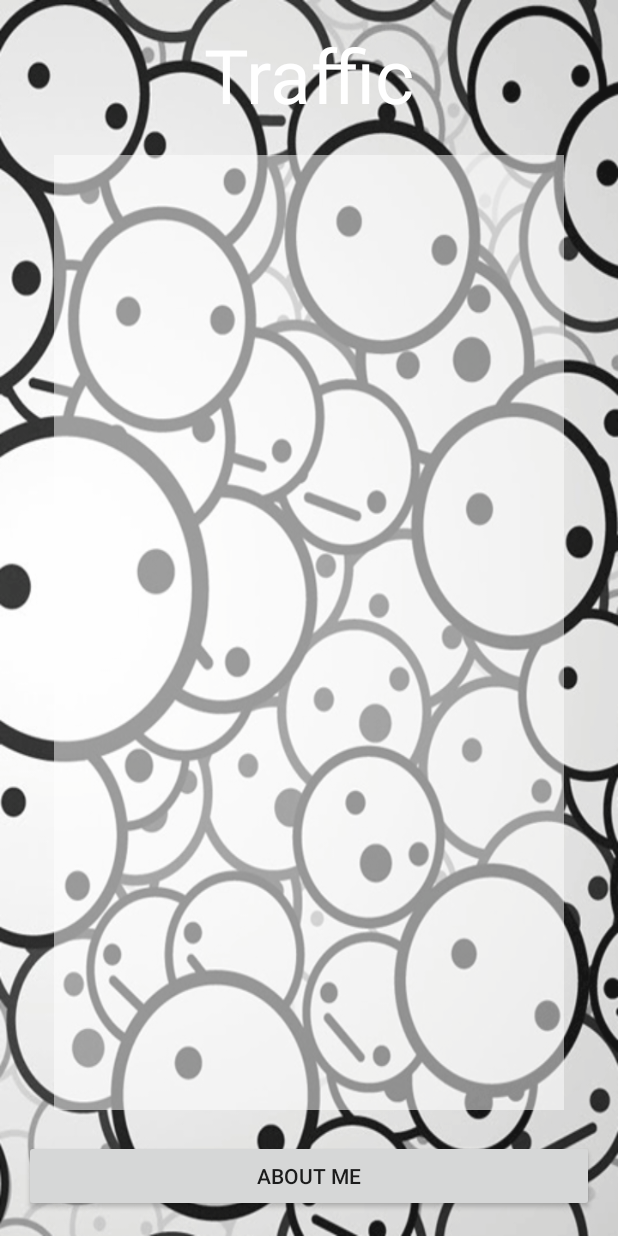
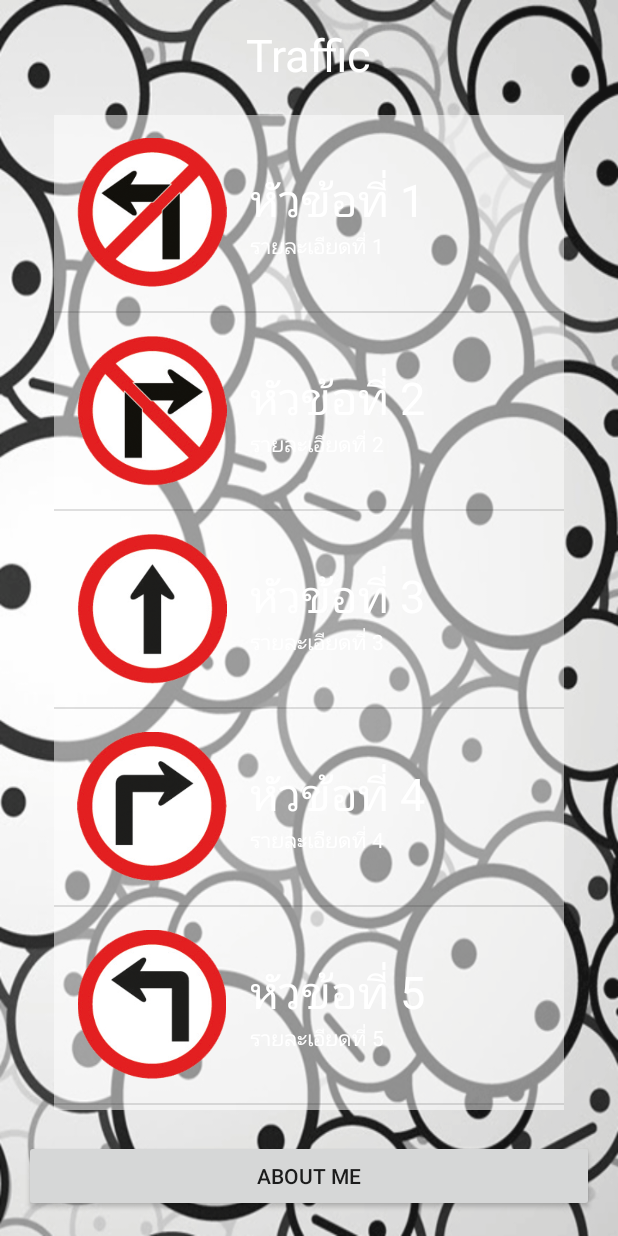
Before and after one commit to blackspete/MyTraffic_5Dec15, an Android app: the screen it shows after launch (MainActivity), on a phone screen of 412 x 824 dp. Run offline under Robolectric (Android 15) with nearby library versions, the phone set to English and light mode, and no system bars.

Commit message:
list view finish

```diff
--- a/app/src/main/java/rtc/racing/blackspete/mytraffic/MainActivity.java
+++ b/app/src/main/java/rtc/racing/blackspete/mytraffic/MainActivity.java
@@ -26,16 +26,59 @@ public class MainActivity extends AppCompatActivity {
 
         //Button Controller
         buttonController();
+        //listview controller
+        listViewController();
 
 
     }   // Main Method
+
+    private void listViewController() {
+        //For Icon
+        int[] intIcon = {R.drawable.traffic_01, R.drawable.traffic_02,
+                R.drawable.traffic_03, R.drawable.traffic_04,
+                R.drawable.traffic_05, R.drawable.traffic_06,
+                R.drawable.traffic_07, R.drawable.traffic_08,
+                R.drawable.traffic_09, R.drawable.traffic_10,
+                R.drawable.traffic_11, R.drawable.traffic_12,
+                R.drawable.traffic_13, R.drawable.traffic_14,
+                R.drawable.traffic_15, R.drawable.traffic_16,
+                R.drawable.traffic_17, R.drawable.traffic_18,
+                R.drawable.traffic_19, R.drawable.traffic_20};
+
+        // for title
+        String[] titleStrings = new String[20];
+        titleStrings[0] = "หัวข้อที่ 1";
+        titleStrings[1] = "หัวข้อที่ 2";
+        titleStrings[2] = "หัวข้อที่ 3";
+        titleStrings[3] = "หัวข้อที่ 4";
+        titleStrings[4] = "หัวข้อที่ 5";
+        titleStrings[5] = "หัวข้อที่ 6";
+        titleStrings[6] = "หัวข้อที่ 7";
+        titleStrings[7] = "หัวข้อที่ 8";
+        titleStrings[8] = "หัวข้อที่ 9";
+        titleStrings[9] = "หัวข้อที่ 10";
+        titleStrings[10] = "หัวข้อที่ 11";
+        titleStrings[11] = "หัวข้อที่ 12";
+        titleStrings[12] = "หัวข้อที่ 13";
+        titleStrings[13] = "หัวข้อที่ 14";
+        titleStrings[14] = "หัวข้อที่ 15";
+        titleStrings[15] = "หัวข้อที่ 16";
+        titleStrings[16] = "หัวข้อที่ 17";
+        titleStrings[17] = "หัวข้อที่ 18";
+        titleStrings[18] = "หัวข้อที่ 19";
+        titleStrings[19] = "หัวข้อที่ 20";
+        //for detail
+        String[] detailStrings = getResources().getStringArray(R.array.detail_short);
+        MyAdapter objMyAdapter = new MyAdapter(MainActivity.this, titleStrings, detailStrings, intIcon);
+        trafficListView.setAdapter(objMyAdapter);
+    } //listviewcontroller
 
     private void buttonController() {
         aboutmeButton.setOnClickListener(new View.OnClickListener() {
             @Override
             public void onClick(View v) {
                 //Sound Effect
-                MediaPlayer buttonMediaPlayer = MediaPlayer.create(getBaseContext(),R.raw.cow);
+                MediaPlayer buttonMediaPlayer = MediaPlayer.create(getBaseContext(), R.raw.cow);
                 buttonMediaPlayer.start();
 
                 //Intent to webview
@@ -55,9 +98,5 @@ public class MainActivity extends AppCompatActivity {
 
 
 
-
-
-
-
     }
 }   // Main Class
--- /dev/null
+++ b/app/src/main/java/rtc/racing/blackspete/mytraffic/MyAdapter.java
@@ -0,0 +1,62 @@
+package rtc.racing.blackspete.mytraffic;
+
+import android.content.Context;
+import android.view.LayoutInflater;
+import android.view.View;
+import android.view.ViewGroup;
+import android.widget.BaseAdapter;
+import android.widget.ImageView;
+import android.widget.TextView;
+
+/**
+ * Created by Administrator on 6/12/2558.
+ */
+public class MyAdapter extends BaseAdapter{
+
+    //explicit
+    private Context objContext;
+    private String[] titleStrings, detailStrings;
+    private int[] iconInts;
+
+    public MyAdapter(Context objContext, String[] titleStrings, String[] detailStrings, int[] iconInts) {
+        this.objContext = objContext;
+        this.titleStrings = titleStrings;
+        this.detailStrings = detailStrings;
+        this.iconInts = iconInts;
+    }   //constructor
+
+    @Override
+    public int getCount() {
+        return titleStrings.length;
+    }
+
+    @Override
+    public Object getItem(int position) {
+        return null;
+    }
+
+    @Override
+    public long getItemId(int position) {
+        return 0;
+    }
+
+    @Override
+    public View getView(int position, View convertView, ViewGroup parent) {
+
+        //Open Service
+        LayoutInflater objLayoutInflater = (LayoutInflater) objContext.getSystemService(Context.LAYOUT_INFLATER_SERVICE);
+        View view = objLayoutInflater.inflate(R.layout.my_listview,parent,false); //พาหะการนำพา
+        //setup textview
+
+        TextView titleTextView = (TextView) view.findViewById(R.id.textView2); //ประกาศตัวแปรกับวิกเกด
+        titleTextView.setText(titleStrings[position]);
+
+        TextView detailTextView = (TextView) view.findViewById(R.id.textView3);
+        detailTextView.setText(detailStrings[position]);
+        //setup image
+        ImageView iconImageView = (ImageView)view.findViewById(R.id.imageView);
+        iconImageView.setImageResource(iconInts[position]);
+
+        return view;
+    }
+}       //main class
--- /dev/null
+++ b/app/src/main/res/layout/my_listview.xml
@@ -0,0 +1,34 @@
+<?xml version="1.0" encoding="utf-8"?>
+<LinearLayout xmlns:android="http://schemas.android.com/apk/res/android"
+    android:orientation="horizontal" android:layout_width="match_parent"
+    android:layout_height="wrap_content">
+
+    <ImageView
+        android:layout_width="@dimen/icon"
+        android:layout_height="@dimen/icon"
+        android:id="@+id/imageView"
+        android:layout_margin="15dp" />
+
+    <LinearLayout
+        android:orientation="vertical"
+        android:layout_width="match_parent"
+        android:layout_height="match_parent"
+        android:gravity="center_vertical">
+
+        <TextView
+            android:layout_width="wrap_content"
+            android:layout_height="wrap_content"
+            android:text="New Text"
+            android:id="@+id/textView2"
+            android:textSize="@dimen/h1"
+            android:textColor="@color/text" />
+
+        <TextView
+            android:layout_width="wrap_content"
+            android:layout_height="wrap_content"
+            android:text="New Text"
+            android:id="@+id/textView3"
+            android:textColor="@color/text" />
+    </LinearLayout>
+
+</LinearLayout>
--- /dev/null
+++ b/app/src/main/res/values/detail.xml
@@ -0,0 +1,28 @@
+<?xml version="1.0" encoding="utf-8"?>
+<resources>
+
+
+    <string-array name="detail_short">
+        <item>รายละเอียดที่ 1</item>
+        <item>รายละเอียดที่ 2</item>
+        <item>รายละเอียดที่ 3</item>
+        <item>รายละเอียดที่ 4</item>
+        <item>รายละเอียดที่ 5</item>
+        <item>รายละเอียดที่ 6</item>
+        <item>รายละเอียดที่ 7</item>
+        <item>รายละเอียดที่ 8</item>
+        <item>รายละเอียดที่ 9</item>
+        <item>รายละเอียดที่ 10</item>
+        <item>รายละเอียดที่ 11</item>
+        <item>รายละเอียดที่ 12</item>
+        <item>รายละเอียดที่ 13</item>
+        <item>รายละเอียดที่ 14</item>
+        <item>รายละเอียดที่ 15</item>
+        <item>รายละเอียดที่ 16</item>
+        <item>รายละเอียดที่ 17</item>
+        <item>รายละเอียดที่ 18</item>
+        <item>รายละเอียดที่ 19</item>
+        <item>รายละเอียดที่ 20</item>
+
+    </string-array>
+</resources>
--- a/app/src/main/res/values/dimens.xml
+++ b/app/src/main/res/values/dimens.xml
@@ -2,5 +2,8 @@
     <!-- Default screen margins, per the Android Design guidelines. -->
     <dimen name="activity_horizontal_margin">16dp</dimen>
     <dimen name="activity_vertical_margin">16dp</dimen>
-    <dimen name="h1">50sp</dimen>
+    <dimen name="h1">30sp</dimen>
+    <dimen name="icon">100dp</dimen>
+    <dimen name="h2">20sp</dimen>
+
 </resources>
```
